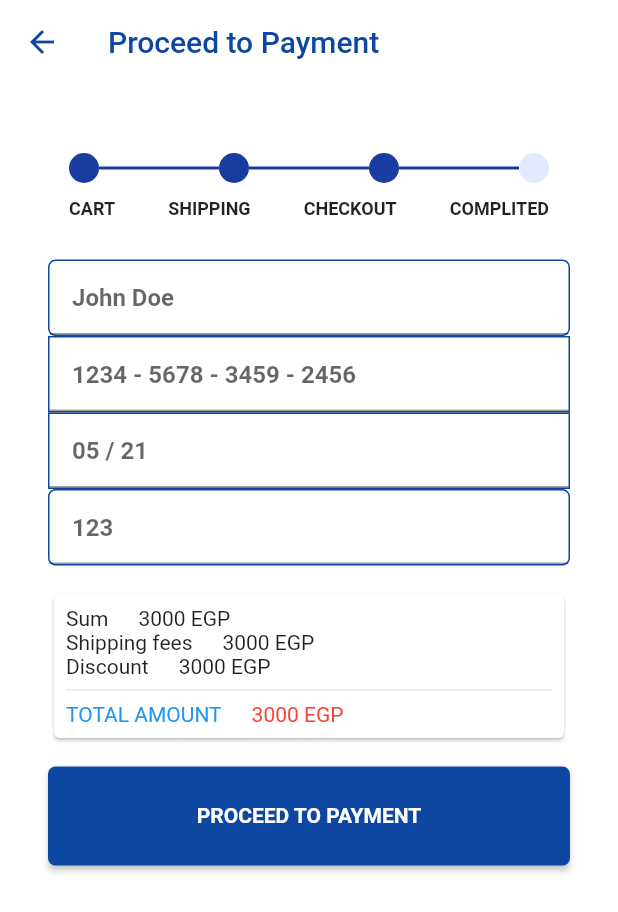
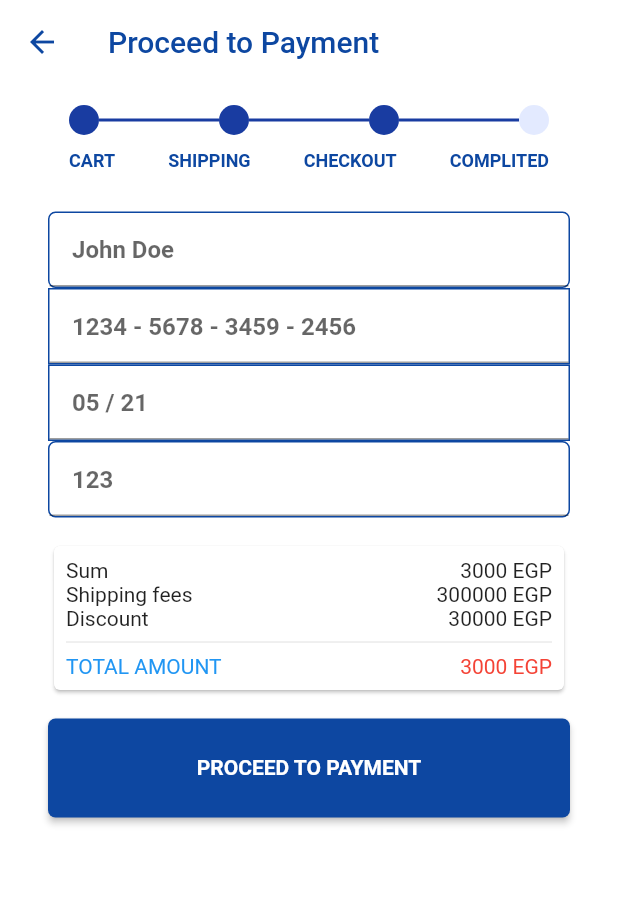
Before and after one commit to ahmedkotb3/AllFlutter, a Flutter app: the Payment screen opened directly, on a phone screen of 412 x 824 dp. Shown: the top 912 px of the screen. Run offline on Flutter 3.47's test engine with Material 2 defaults, Android fonts, the phone set to English and light mode, and no system bars; our stand-ins replace carousel_pro, country_code_picker, device_info, flutter_signin_button, google_sign_in, image_picker and 3 more; missing offline and left inert: flutter_country_picker, flutter_facebook_login; accounts and stored records are empty; network calls fail.

Commit message:
edits again

```diff
--- a/lib/Screens/checkout.dart
+++ b/lib/Screens/checkout.dart
@@ -185,38 +185,28 @@ class Checkoutbottom extends StatelessWidget {
 Widget shipmentFees(MainAxisAlignment jj) => Column(
       children: <Widget>[
         Row(
-          mainAxisAlignment: jj,
-          children: <Widget>[
-            Text('Sum'),
-            SizedBox(
-              width: 20,
-            ),
-            Text('3000 EGP')
-          ],
-        ),
-        Row(
-          mainAxisAlignment: jj,
-          children: <Widget>[
-            Text('Shipping fees'),
-            SizedBox(
-              width: 20,
-            ),
-            Text('3000 EGP')
-          ],
-        ),
-        Row(
-          mainAxisAlignment: jj,
-          children: <Widget>[
-            Text('Discount'),
-            SizedBox(
-              width: 20,
-            ),
-            Text('3000 EGP')
-          ],
-        ),
+            mainAxisAlignment: MainAxisAlignment.spaceBetween,
+            children: <Widget>[
+              Column(
+                crossAxisAlignment: CrossAxisAlignment.start,
+                children: <Widget>[
+                  Text('Sum'),
+                  Text('Shipping fees'),
+                  Text('Discount'),
+                ],
+              ), //Spacer(),
+              Column(
+                crossAxisAlignment: CrossAxisAlignment.end,
+                children: <Widget>[
+                  Text('3000 EGP'),
+                  Text('300000 EGP'),
+                  Text('30000 EGP'),
+                ],
+              ),
+            ]),
         Divider(),
         Row(
-          mainAxisAlignment: jj,
+          mainAxisAlignment: MainAxisAlignment.spaceBetween,
           children: <Widget>[
             Text(
               'TOTAL AMOUNT',
--- a/lib/Screens/customProgess.dart
+++ b/lib/Screens/customProgess.dart
@@ -1,3 +1,4 @@
+import 'package:big/Providers/DataProvider.dart';
 import 'package:big/Screens/HomeScreen.dart';
 import 'package:big/Screens/cart.dart';
 import 'package:big/Screens/checkout.dart';
@@ -8,16 +9,14 @@ import 'package:big/componets/appBar.dart';
 import 'package:flutter/material.dart';
 
 class CustomProgressBar extends StatefulWidget {
-   final int currentpage ;
+  final int currentpage;
   CustomProgressBar(this.currentpage);
   @override
   _CustomProgressBarState createState() => _CustomProgressBarState();
 }
 
 class _CustomProgressBarState extends State<CustomProgressBar> {
-
-
-  final _stepsText = ["CART", "SHIPPING", "CHECKOUT","COMPLITED"];
+  final _stepsText = ["CART", "SHIPPING", "CHECKOUT", "COMPLITED"];
 
   final _stepCircleRadius = 10.0;
 
@@ -27,11 +26,13 @@ class CustomProgressBar extends StatefulWidget {
 
   Color _inactiveColor = Color(0xffe3eaff);
 
-  TextStyle _headerStyle =
-      TextStyle(fontSize: 16.0, fontWeight: FontWeight.bold);
+  // TextStyle _headerStyle =
+  //     TextStyle(fontSize: 16.0, fontWeight: FontWeight.bold);
 
-  TextStyle _stepStyle = TextStyle(fontSize: 12.0, fontWeight: FontWeight.bold);
-
+  TextStyle _stepStyle = TextStyle(
+      fontSize: 12.0,
+      fontWeight: FontWeight.bold,
+      color: DataProvider().primary);
 
   int _curPage = 1;
 
@@ -47,7 +48,6 @@ class CustomProgressBar extends StatefulWidget {
       _stepCircleRadius,
       _activeColor,
       _inactiveColor,
-      _headerStyle,
       _stepStyle,
       decoration: BoxDecoration(color: Colors.white),
       padding: EdgeInsets.only(
@@ -57,25 +57,9 @@ class CustomProgressBar extends StatefulWidget {
       ),
     );
   }
+
   @override
   Widget build(BuildContext context) {
-    return
-        Container(height: 70.0, child: _getStepProgress());
-        // Expanded(
-        //   child: PageView(
-        //   onPageChanged: (i) {
-        //     setState(() {
-        //       _curPage = i + 1;
-        //     });
-        //   },
-        //   children: <Widget>[
-        //     CartPage(),
-        //     HomeScreen(),
-        //     Checkout(),
-        //     RegisterPage(),
-        //   ],
-        // ),
-        // )
-
+    return Container(height: 70.0, child: _getStepProgress());
   }
 }
--- a/lib/Screens/payment.dart
+++ b/lib/Screens/payment.dart
@@ -31,7 +31,7 @@ class _PaymentState extends State<Payment> {
         appBar: Mybar("Proceed to Payment", false),
         body: SingleChildScrollView(
           child: Padding(
-            padding: EdgeInsets.all(32.0),
+            padding: EdgeInsets.only(right:32.0,left:32.0,bottom:32.0),
             child: Column(children: <Widget>[
               CustomProgressBar(4),
               SizedBox(height: 15.0),
--- a/lib/Screens/progress.dart
+++ b/lib/Screens/progress.dart
@@ -22,7 +22,7 @@ class ProgressBar extends StatelessWidget {
 //line height
   final double lineHeight;
 //header textstyle
-  final TextStyle _headerStyle;
+  // final TextStyle _headerStyle;
 //steps text
   final TextStyle _stepStyle;
 
@@ -31,7 +31,7 @@ class ProgressBar extends StatelessWidget {
   List<Widget> _buildText() {
     var wids = <Widget>[];
     _stepsText.asMap().forEach((i, text) {
-      wids.add(Text(text, style: _stepStyle));
+      wids.add(Text(text, style: _stepStyle,textAlign: TextAlign.center,));
     });
 
     return wids;
@@ -72,7 +72,7 @@ class ProgressBar extends StatelessWidget {
     double dotRadius,
     Color activeColor,
     Color inactiveColor,
-    TextStyle headerStyle,
+    //TextStyle headerStyle,
     TextStyle stepsStyle, {
     Key key,
     this.decoration,
@@ -86,7 +86,7 @@ class ProgressBar extends StatelessWidget {
         _dotRadius = dotRadius,
         _activeColor = activeColor,
         _inactiveColor = inactiveColor,
-        _headerStyle = headerStyle,
+        //_headerStyle = headerStyle,
         _stepStyle = stepsStyle,
         assert(curStep > 0 == true && curStep <= stepsText.length),
         assert(width > 0),
--- a/lib/Screens/shipping.dart
+++ b/lib/Screens/shipping.dart
@@ -29,12 +29,12 @@ class _ShippingState extends State<Shipping> {
         appBar: Mybar("Shipping", false),
         body: SingleChildScrollView(
           child: Padding(
-            padding: EdgeInsets.all(32.0),
+            padding: EdgeInsets.only(right:32.0,left:32.0,bottom:32.0),
             child: Column(children: <Widget>[
               CustomProgressBar(2),
               SizedBox(height: hieghtAll),
               Container(
-                height: 42.0,
+                height: 52.0,
                 width: double.infinity,
                 decoration: BoxDecoration(
                     border: Border.all(color: DataProvider().primary),
```
Lines whose indentation alone changed are shown as unchanged.
